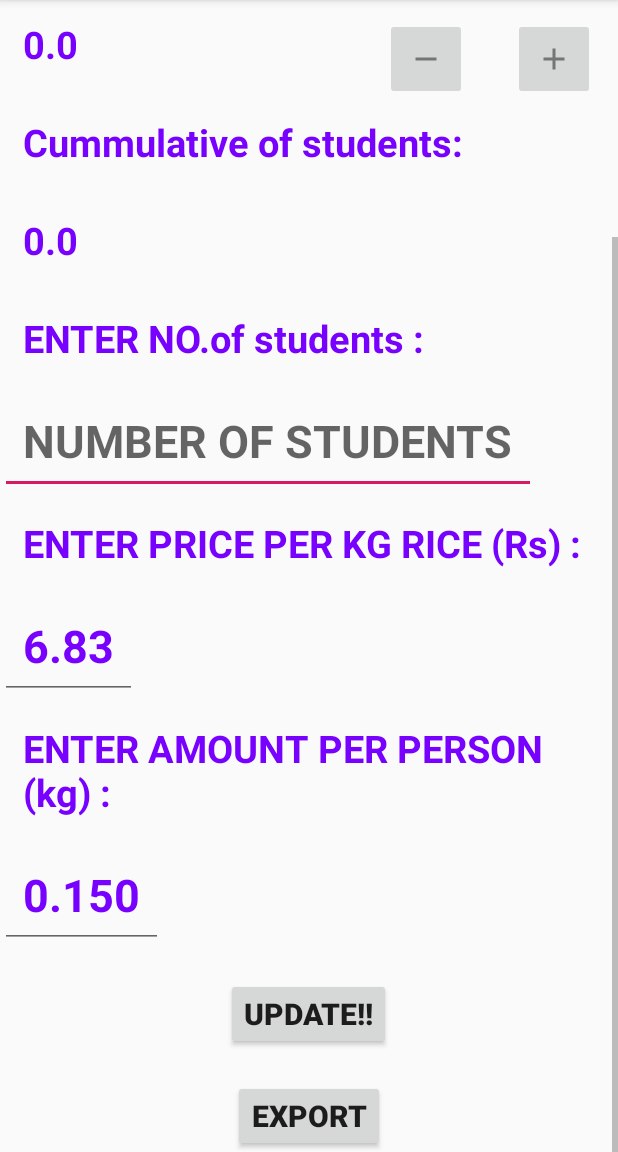
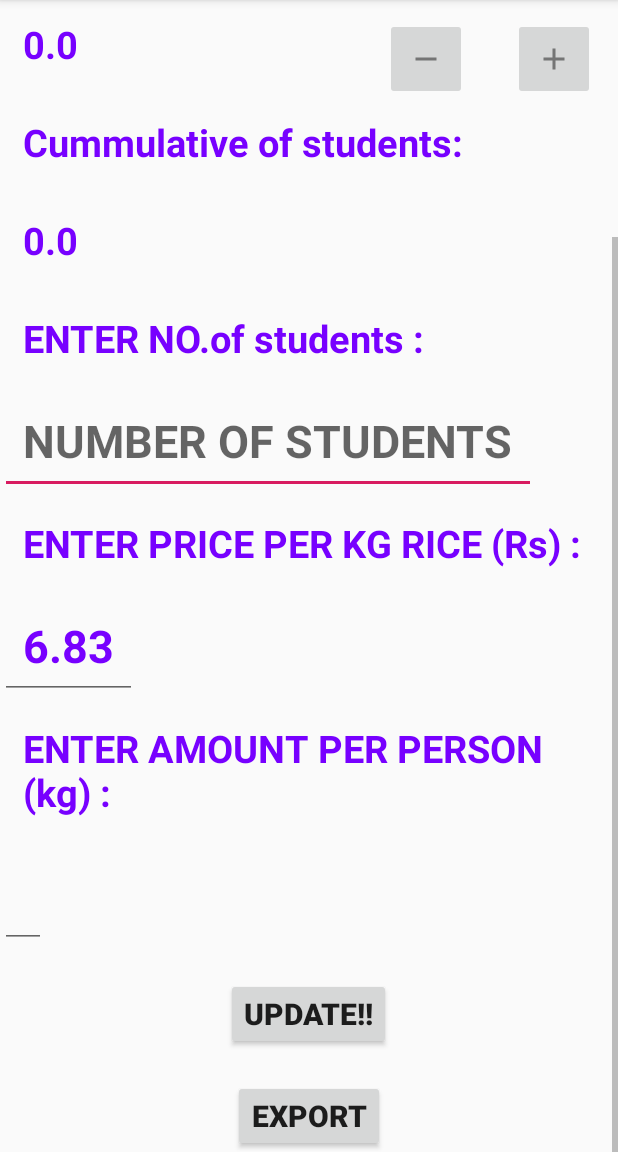
Before and after one commit to sofia100/Mdm_Meal_Calculator, an Android app: the screen it shows after launch (MainActivity), scrolled down 199 dp, on a phone screen of 412 x 824 dp, the part 84-1236 px from its top. Run offline under Robolectric (Android 15) with nearby library versions, the phone set to English and light mode, and no system bars; our stand-ins replace Firebase (no records; nobody signed in at launch, a user with empty details on screens opened directly); 4 statements that could not run were skipped.

Commit message:
dialog box is not completed

```diff
--- a/app/src/main/java/com/example/android/mdmmealcalculator/MainActivity.java
+++ b/app/src/main/java/com/example/android/mdmmealcalculator/MainActivity.java
@@ -40,8 +40,8 @@ Button update,ok_amt,ok_budget,export;
 EditText e1,e2,students, add_amt_text, add_bdgt_text;
     FirebaseDatabase database;
     DatabaseReference refAmount, refBudget,refCummu, refRow;
-double unit_budget;
-double unit_amount;
+double unit_budget=6.83;
+double unit_amount= 0.150 ;
     StringBuilder data ;
 Row row;
 
@@ -412,11 +412,11 @@ Row row;
 
 
     @Override
-    public void applyText(String value) {
-        e1.setText(value);
+    public void applyText(String unit_amt, String unit_prc) {
+        e1.setText(unit_amt);
         unit_amount=Double.parseDouble(e1.getText().toString());
 
-        e2.setText(value);
+        e2.setText(unit_prc);
         unit_budget=Double.parseDouble(e2.getText().toString());
 
     }
--- a/app/src/main/res/layout/activity_main.xml
+++ b/app/src/main/res/layout/activity_main.xml
@@ -228,10 +228,9 @@
         <EditText
             android:layout_width="wrap_content"
             android:layout_height="wrap_content"
-            android:text="0.150"
             android:padding="15dp"
             android:id="@+id/amt_pp_edit"
-            android:inputType="number"
+            android:inputType="none"
             android:textSize="30sp"
             android:textStyle="bold"
             android:textColor="#70f"
```
